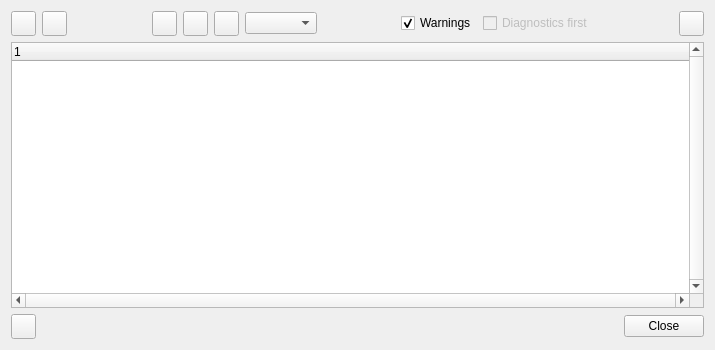
Old version of the form NAVigater/CGNS/NAV/T/Q7DiagWindow.ui in the repository pyCGNS/pyCGNS.
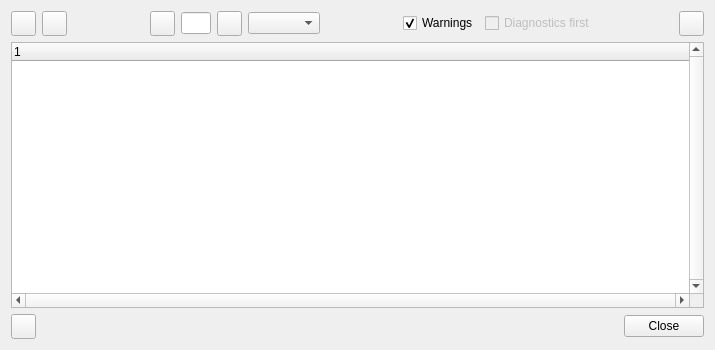
New version of the form. Icons and pictures are not drawn.

```diff
--- a/NAVigater/CGNS/NAV/T/Q7DiagWindow.ui
+++ b/NAVigater/CGNS/NAV/T/Q7DiagWindow.ui
@@ -170,25 +170,24 @@
       </widget>
      </item>
      <item>
-      <widget class="QPushButton" name="bClear">
-       <property name="minimumSize">
-        <size>
-         <width>25</width>
-         <height>25</height>
-        </size>
+      <widget class="QLineEdit" name="eCount">
+       <property name="sizePolicy">
+        <sizepolicy hsizetype="MinimumExpanding" vsizetype="Fixed">
+         <horstretch>0</horstretch>
+         <verstretch>0</verstretch>
+        </sizepolicy>
        </property>
        <property name="maximumSize">
         <size>
-         <width>25</width>
-         <height>25</height>
+         <width>30</width>
+         <height>16777215</height>
         </size>
        </property>
-       <property name="text">
-        <string/>
+       <property name="alignment">
+        <set>Qt::AlignRight|Qt::AlignTrailing|Qt::AlignVCenter</set>
        </property>
-       <property name="icon">
-        <iconset resource="../R/Res.qrc">
-         <normaloff>:/images/icons/node-sids-leaf.gif</normaloff>:/images/icons/node-sids-leaf.gif</iconset>
+       <property name="readOnly">
+        <bool>true</bool>
        </property>
       </widget>
      </item>
```
Left out of the diff: 2 changed lines with no effect on the pictures.
